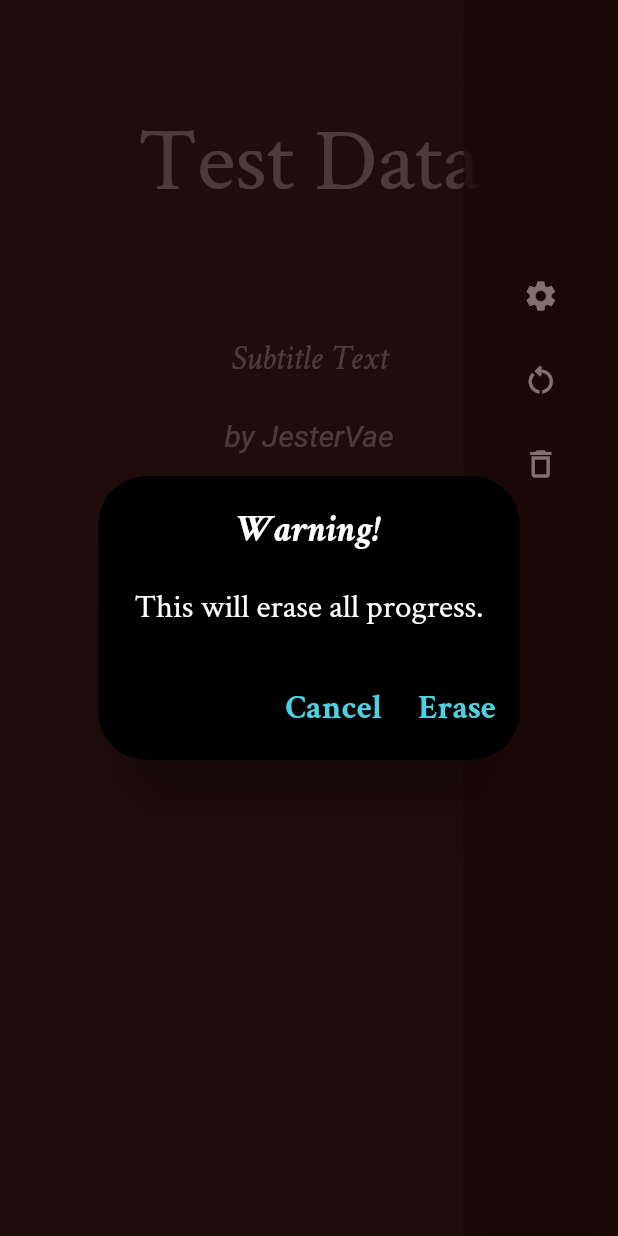
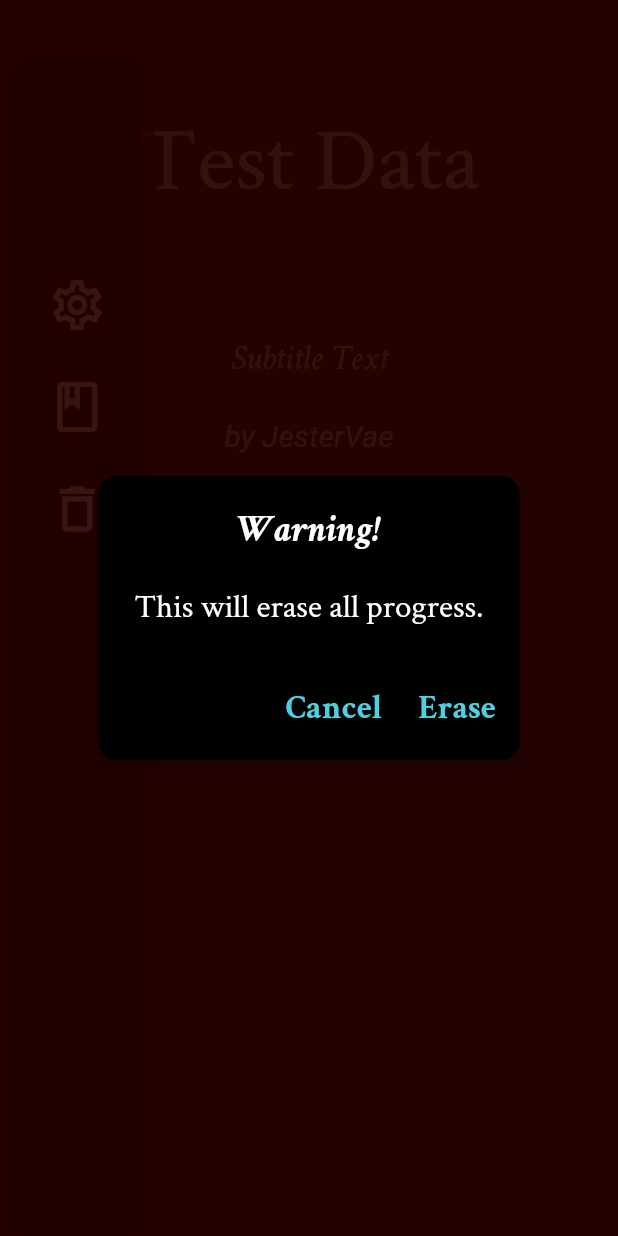
Before and after one commit to javineya/thatcher, a Flutter app: the screen it shows after launch, in the side drawer, after a tap on the "delete outline" icon, on a phone screen of 412 x 824 dp. Run offline on Flutter 3.47's test engine with Material 2 defaults, Android fonts, the phone set to English and light mode, and no system bars.

Commit message:
styled drawer

```diff
--- a/lib/constants/constants.dart
+++ b/lib/constants/constants.dart
@@ -1,6 +1,7 @@
 import 'package:flutter/cupertino.dart';
 import 'package:flutter/material.dart';
 
+// ----------         TEXT STYLES           ---------- //
 TextStyle kTextAppTitle = TextStyle(
   fontFamily: 'CrimsonText',
   fontSize: 60,
@@ -46,3 +47,9 @@ TextStyle kTextTerminal = TextStyle(
   fontWeight: FontWeight.normal,
   fontFamily: 'Merriweather',
 );
+
+// ----------      SPACING & SIZING         ---------- //
+const kSpacingDrawer = EdgeInsets.fromLTRB(0.0, 10.0, 0.0, 10.0);
+const kSizeDrawerIcon = 40.0;
+
+// ----------           COLORS              ---------- //
--- a/lib/story_display.dart
+++ b/lib/story_display.dart
@@ -9,63 +9,62 @@ StoryBrain storyBrain = StoryBrain();
 class StoryPage extends StatefulWidget {
   _StoryPageState createState() => _StoryPageState();
 }
+// TODO: Build Settings page as a route
+// TODO: Build Recap page as a route
 
 class _StoryPageState extends State<StoryPage> {
-  String userDominantHand = 'left';
-
-  @override
-  Widget build(BuildContext context) {
-    return Scaffold(
-      // TODO: style and work up this drawer
-      drawerScrimColor: Colors.black.withOpacity(0.5),
-      drawerEdgeDragWidth: 25.0,
-      endDrawer: userDominantHand != 'right'
-          ? Theme(
-              data: Theme.of(context).copyWith(
-                canvasColor: Colors.black.withOpacity(0.75),
-              ),
-              child: Container(
-                width: MediaQuery.of(context).size.width * 0.25,
-                child: Drawer(
+  String userDominantHand = 'right';
+  // put the drawer into a variable to account for left/right hand
+  late final Drawer myDrawer = Drawer(
     child: ListView(
       padding: EdgeInsets.zero,
       children: [
         DrawerHeader(child: SizedBox()),
         ListTile(
-                        title: Icon(Icons.settings, color: Colors.white),
+          title: Padding(
+            padding: kSpacingDrawer,
+            child: Icon(Icons.settings_outlined,
+                color: Colors.white60, size: kSizeDrawerIcon),
+          ),
           onTap: () {
             Navigator.pop(context);
           },
         ),
         ListTile(
-                        title: Icon(Icons.restart_alt_outlined,
-                            color: Colors.white),
+          title: Padding(
+            padding: kSpacingDrawer,
+            child: Icon(Icons.book_outlined,
+                color: Colors.white60, size: kSizeDrawerIcon),
+          ),
           onTap: () {
             Navigator.pop(context);
           },
         ),
         ListTile(
-                        title: Icon(Icons.delete_outline, color: Colors.white),
+          title: Padding(
+            padding: kSpacingDrawer,
+            child: Icon(Icons.delete_outline,
+                color: Colors.white60, size: kSizeDrawerIcon),
+          ),
           onTap: () => showDialog<String>(
             context: context,
             builder: (BuildContext context) => Container(
               decoration: BoxDecoration(
-                                color: Colors.red.withOpacity(0.1)),
+                color: Color(0x2f0000).withOpacity(0.7),
+              ),
               child: AlertDialog(
+                elevation: 2,
                 shape: RoundedRectangleBorder(
-                                  borderRadius:
-                                      BorderRadius.all(Radius.circular(32.0))),
+                  borderRadius: BorderRadius.circular(12.0),
+                ),
                 backgroundColor: Colors.black,
                 title: Text('Warning!',
-                                  style: kTextLoud,
-                                  textAlign: TextAlign.center),
+                    style: kTextLoud, textAlign: TextAlign.center),
                 content: Text('This will erase all progress.',
-                                  style: kTextBody,
-                                  textAlign: TextAlign.center),
+                    style: kTextBody, textAlign: TextAlign.center),
                 actions: <Widget>[
                   TextButton(
-                                  onPressed: () =>
-                                      Navigator.pop(context, 'Cancel'),
+                    onPressed: () => Navigator.pop(context, 'Cancel'),
                     child: Text('Cancel', style: kTextChoice),
                   ),
                   TextButton(
@@ -73,10 +72,8 @@ class _StoryPageState extends State<StoryPage> {
                       setState(
                         () {
                           _scrollController.animateTo(
-                                            _scrollController
-                                                .position.minScrollExtent,
-                                            duration:
-                                                Duration(milliseconds: 100),
+                              _scrollController.position.minScrollExtent,
+                              duration: Duration(milliseconds: 100),
                               curve: Curves.fastOutSlowIn);
                           storyBrain.resetGame();
                         },
@@ -92,7 +89,21 @@ class _StoryPageState extends State<StoryPage> {
         )
       ],
     ),
+  );
+
+  @override
+  Widget build(BuildContext context) {
+    return Scaffold(
+      drawerScrimColor: Colors.black.withOpacity(0.5),
+      drawerEdgeDragWidth: 25.0,
+      endDrawer: userDominantHand == 'left'
+          ? Theme(
+              data: Theme.of(context).copyWith(
+                canvasColor: Colors.black,
               ),
+              child: Container(
+                width: MediaQuery.of(context).size.width * 0.25,
+                child: myDrawer,
               ),
             )
           : null,
@@ -103,73 +114,7 @@ class _StoryPageState extends State<StoryPage> {
               ),
               child: Container(
                 width: MediaQuery.of(context).size.width * 0.25,
-                child: Drawer(
-                  child: ListView(
-                    padding: EdgeInsets.zero,
-                    children: [
-                      DrawerHeader(child: SizedBox()),
-                      ListTile(
-                        title: Icon(Icons.settings, color: Colors.white),
-                        onTap: () {
-                          Navigator.pop(context);
-                        },
-                      ),
-                      ListTile(
-                        title: Icon(Icons.restart_alt_outlined,
-                            color: Colors.white),
-                        onTap: () {
-                          Navigator.pop(context);
-                        },
-                      ),
-                      ListTile(
-                        title: Icon(Icons.delete_outline, color: Colors.white),
-                        onTap: () => showDialog<String>(
-                          context: context,
-                          builder: (BuildContext context) => Container(
-                            decoration: BoxDecoration(
-                                color: Colors.red.withOpacity(0.1)),
-                            child: AlertDialog(
-                              shape: RoundedRectangleBorder(
-                                  borderRadius:
-                                      BorderRadius.all(Radius.circular(32.0))),
-                              backgroundColor: Colors.black,
-                              title: Text('Warning!',
-                                  style: kTextLoud,
-                                  textAlign: TextAlign.center),
-                              content: Text('This will erase all progress.',
-                                  style: kTextBody,
-                                  textAlign: TextAlign.center),
-                              actions: <Widget>[
-                                TextButton(
-                                  onPressed: () =>
-                                      Navigator.pop(context, 'Cancel'),
-                                  child: Text('Cancel', style: kTextChoice),
-                                ),
-                                TextButton(
-                                  onPressed: () {
-                                    setState(
-                                      () {
-                                        _scrollController.animateTo(
-                                            _scrollController
-                                                .position.minScrollExtent,
-                                            duration:
-                                                Duration(milliseconds: 100),
-                                            curve: Curves.fastOutSlowIn);
-                                        storyBrain.resetGame();
-                                      },
-                                    );
-                                    Navigator.pop(context, 'Erase');
-                                  },
-                                  child: Text('Erase', style: kTextChoice),
-                                ),
-                              ],
-                            ),
-                          ),
-                        ),
-                      )
-                    ],
-                  ),
-                ),
+                child: myDrawer,
               ),
             )
           : null,
```
Lines whose indentation alone changed are shown as unchanged.
